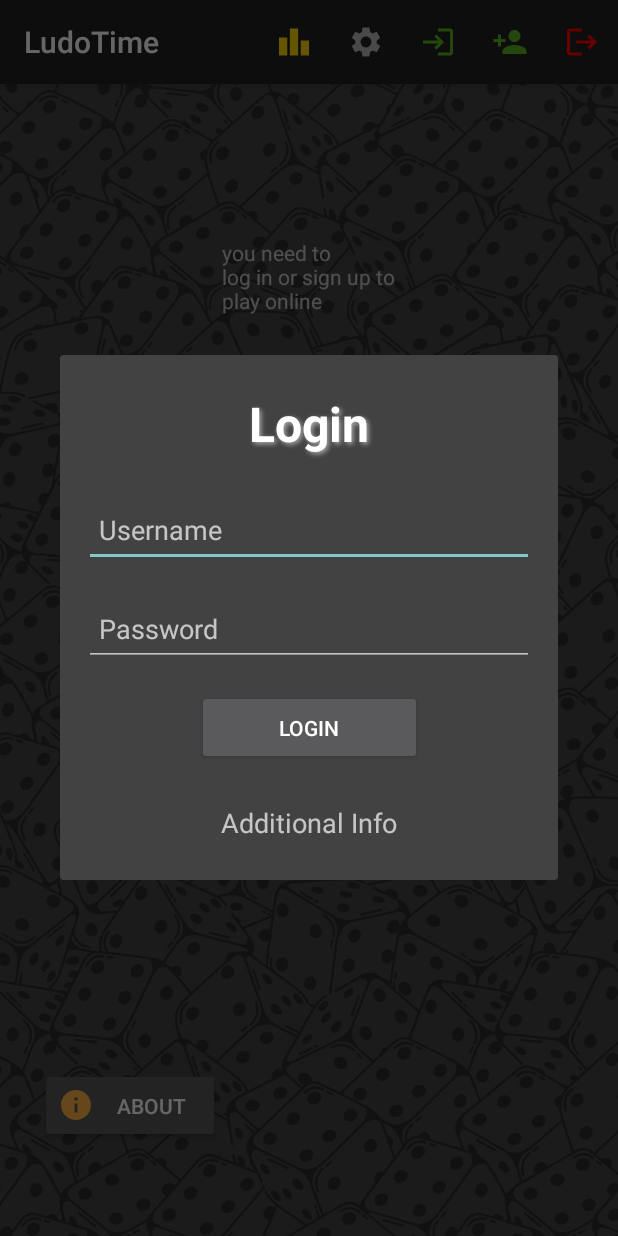
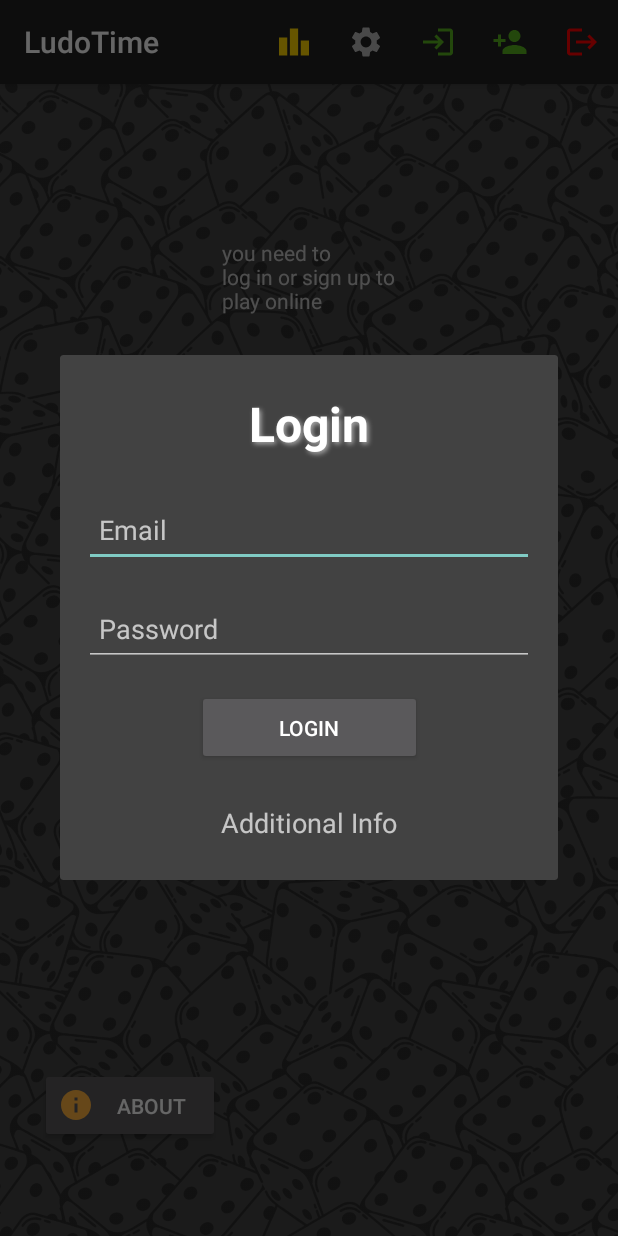
Before and after one commit to yardenfadel/SchoolProject-LudoTime, an Android app: the screen it shows after launch (MainActivity), after a tap on "login", on a phone screen of 412 x 824 dp. Run offline under Robolectric (Android 15) with nearby library versions, the light colour scheme and no system bars; our stand-ins replace Firebase (no records; nobody signed in at launch, a user with empty details on screens opened directly).

Commit message:
added a firebase and updated user and login/signup.

```diff
--- a/app/build.gradle.kts
+++ b/app/build.gradle.kts
@@ -1,5 +1,6 @@
 plugins {
     alias(libs.plugins.android.application)
+    alias(libs.plugins.google.gms.google.services)
 }
 
 android {
@@ -42,6 +43,7 @@ dependencies {
     implementation(libs.constraintlayout)
     implementation(libs.navigation.fragment)
     implementation(libs.navigation.ui)
+    implementation(libs.firebase.auth)
     testImplementation(libs.junit)
     androidTestImplementation(libs.ext.junit)
     androidTestImplementation(libs.espresso.core)
--- a/app/src/main/java/com/example/ludotime/ActivityLeaderBoard.java
+++ b/app/src/main/java/com/example/ludotime/ActivityLeaderBoard.java
@@ -28,7 +28,7 @@ public class ActivityLeaderBoard extends AppCompatActivity {
         Random r = new Random();
         ArrayList<User> users = new ArrayList<>();
         for(int i=0; i<15; i++){
-            users.add(new User("Ploni Almoni" + i, 7654-121*i-r.nextInt(68), "male_avatar"));
+            users.add(new User("pa@gm.com", "pa200", "Ploni Almoni" + i, 7654-121*i-r.nextInt(68), "male_avatar"));
         }
 
         RecyclerView recyclerview = findViewById(R.id.recyclerview_leaderboard);
--- a/app/src/main/java/com/example/ludotime/MainActivity.java
+++ b/app/src/main/java/com/example/ludotime/MainActivity.java
@@ -16,7 +16,6 @@ import androidx.appcompat.app.AppCompatActivity;
 
 public class MainActivity extends AppCompatActivity implements View.OnClickListener {
     Dialog dialogLogin;
-    EditText etLoginName;
     Button bLogin;
     Dialog dialogSignUp;
     Button bSignUp;
@@ -29,11 +28,18 @@ public class MainActivity extends AppCompatActivity implements View.OnClickListe
     EditText etSignUpVerifyPassword;
     TextView tvSignUpInfo;
 
+    // Log-un dialog elements
+    EditText etLogInEmail;
+    EditText etLoginPassword;
+
+    FireBaseController fireBaseController;
+
     @Override
     protected void onCreate(Bundle savedInstanceState) {
         super.onCreate(savedInstanceState);
         setContentView(R.layout.activity_main);
         tvWelcome=findViewById(R.id.tvWelcome);
+        fireBaseController = new FireBaseController();
 
 
         Button bAgainstOnline = findViewById(R.id.homePage_onlineMode);
@@ -91,7 +97,8 @@ public class MainActivity extends AppCompatActivity implements View.OnClickListe
             dialogLogin = new Dialog(this);
             dialogLogin.setContentView(R.layout.login);
 
-            etLoginName = dialogLogin.findViewById(R.id.etLoginName);
+            etLogInEmail = dialogLogin.findViewById(R.id.etLoginEmail);
+            etLoginPassword = dialogLogin.findViewById(R.id.etLoginPassword);
 
             bLogin = dialogLogin.findViewById(R.id.bLogin);
             bLogin.setOnClickListener(this);
@@ -136,7 +143,9 @@ public class MainActivity extends AppCompatActivity implements View.OnClickListe
     public void onClick(View v) {
         if (v==bLogin)
         {
-            tvWelcome.setText("hello " +etLoginName.getText().toString() + "\nyou have 217 trophies");
+            fireBaseController.loginUser(etLogInEmail.getText().toString(), etLoginPassword.getText().toString());
+            String email = fireBaseController.getAuth().getCurrentUser().getEmail();
+            tvWelcome.setText("hello " + email + "\nyou have 217 trophies");
             dialogLogin.dismiss();
         }
         if (v == bSignUp) {
@@ -176,6 +185,8 @@ public class MainActivity extends AppCompatActivity implements View.OnClickListe
             if (isValid) {
                 tvSignUpInfo.setText("Sign-up successful!");
                 tvWelcome.setText("hello " +username+ "\nyou have 237 trophies");
+                User u = new User(email, password, username, 0, "male_avatar");
+                fireBaseController.createUser(u);
                 dialogSignUp.dismiss();
             } else {
                 tvSignUpInfo.setText(errorMessage.toString());
--- a/app/src/main/res/layout/login.xml
+++ b/app/src/main/res/layout/login.xml
@@ -29,15 +29,15 @@
         app:layout_constraintEnd_toEndOf="parent"
         app:layout_constraintHorizontal_bias="0.5" />
 
-    <!-- Username Input -->
+    <!-- Email Input -->
     <EditText
-        android:id="@+id/etLoginName"
+        android:id="@+id/etLoginEmail"
         android:layout_width="300dp"
         android:layout_height="50dp"
         android:layout_marginTop="16dp"
         android:padding="10dp"
-        android:hint="Username"
-        android:inputType="text"
+        android:hint="Email"
+        android:inputType="textEmailAddress"
         app:layout_constraintTop_toBottomOf="@id/tvTitle"
         app:layout_constraintStart_toStartOf="parent"
         app:layout_constraintEnd_toEndOf="parent"
@@ -52,7 +52,7 @@
         android:padding="10dp"
         android:hint="Password"
         android:inputType="textPassword"
-        app:layout_constraintTop_toBottomOf="@id/etLoginName"
+        app:layout_constraintTop_toBottomOf="@id/etLoginEmail"
         app:layout_constraintStart_toStartOf="parent"
         app:layout_constraintEnd_toEndOf="parent"
         app:layout_constraintHorizontal_bias="0.5" />
--- a/build.gradle.kts
+++ b/build.gradle.kts
@@ -1,4 +1,5 @@
 // Top-level build file where you can add configuration options common to all sub-projects/modules.
 plugins {
     alias(libs.plugins.android.application) apply false
+    alias(libs.plugins.google.gms.google.services) apply false
 }
--- a/gradle/libs.versions.toml
+++ b/gradle/libs.versions.toml
@@ -9,6 +9,8 @@ activity = "1.9.2"
 constraintlayout = "2.1.4"
 navigationFragment = "2.6.0"
 navigationUi = "2.6.0"
+googleGmsGoogleServices = "4.4.2"
+firebaseAuth = "23.1.0"
 
 [libraries]
 junit = { group = "junit", name = "junit", version.ref = "junit" }
@@ -20,6 +22,8 @@ activity = { group = "androidx.activity", name = "activity", version.ref = "acti
 constraintlayout = { group = "androidx.constraintlayout", name = "constraintlayout", version.ref = "constraintlayout" }
 navigation-fragment = { group = "androidx.navigation", name = "navigation-fragment", version.ref = "navigationFragment" }
 navigation-ui = { group = "androidx.navigation", name = "navigation-ui", version.ref = "navigationUi" }
+firebase-auth = { group = "com.google.firebase", name = "firebase-auth", version.ref = "firebaseAuth" }
 
 [plugins]
 android-application = { id = "com.android.application", version.ref = "agp" }
+google-gms-google-services = { id = "com.google.gms.google-services", version.ref = "googleGmsGoogleServices" }
```
Also changed, not shown: app/src/main/java/com/example/ludotime/FireBaseController.java (added, +48 -0 lines), app/src/main/java/com/example/ludotime/User.java (+21 -1 lines), app/src/main/res/menu/main_menu.xml (line endings or trailing spaces), 1 other file.
